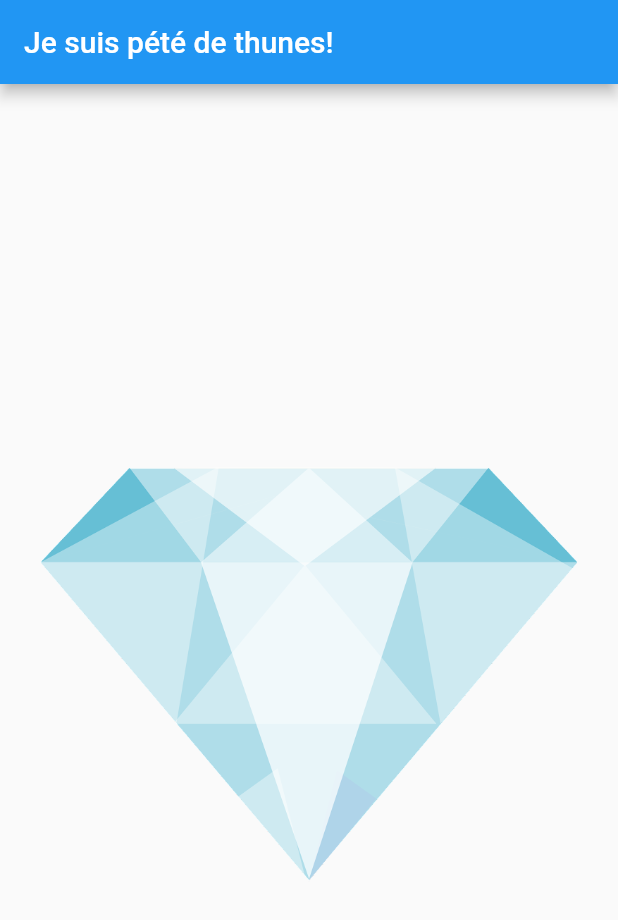
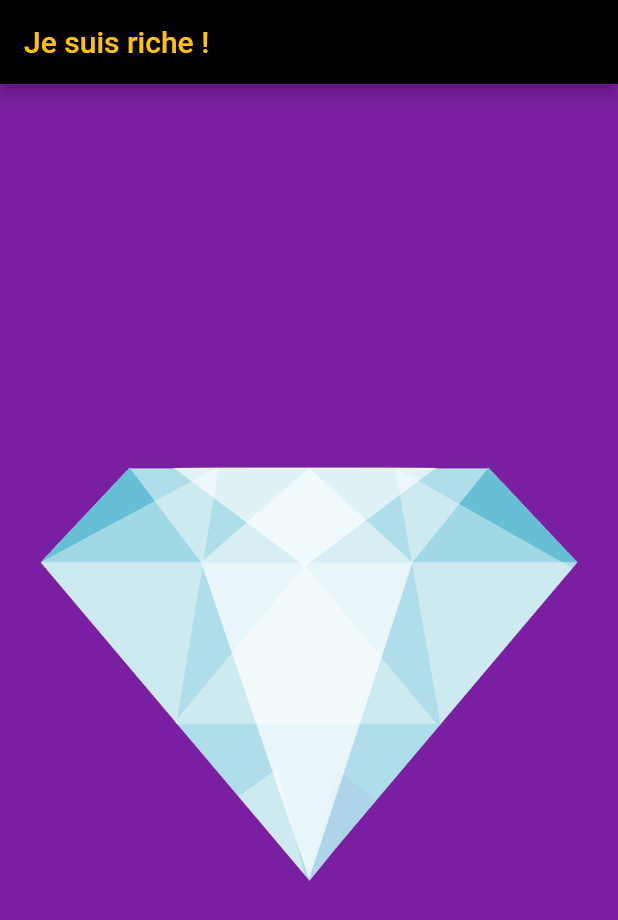
Before and after one commit to Ryll974/jesuisriche, a Flutter app: the screen it shows after launch, on a phone screen of 412 x 824 dp. Shown: the top 920 px of the screen. Run offline on Flutter 3.47's test engine with Material 2 defaults, Android fonts, the phone set to English and light mode, and no system bars.

Commit message:
version de base -- sans icone

```diff
--- a/lib/main.dart
+++ b/lib/main.dart
@@ -4,7 +4,8 @@ void main() {
   runApp(
     MaterialApp(
       home: Scaffold(
-        appBar: AppBar(title: Text("Je suis pété de thunes!")),
+        backgroundColor: Colors.purple[700],
+        appBar: AppBar(title: Text("Je suis riche !", style: TextStyle(color: Colors.amber),),backgroundColor: Colors.black,),
         body: Center(
           child: Image(
             image: AssetImage(
```
